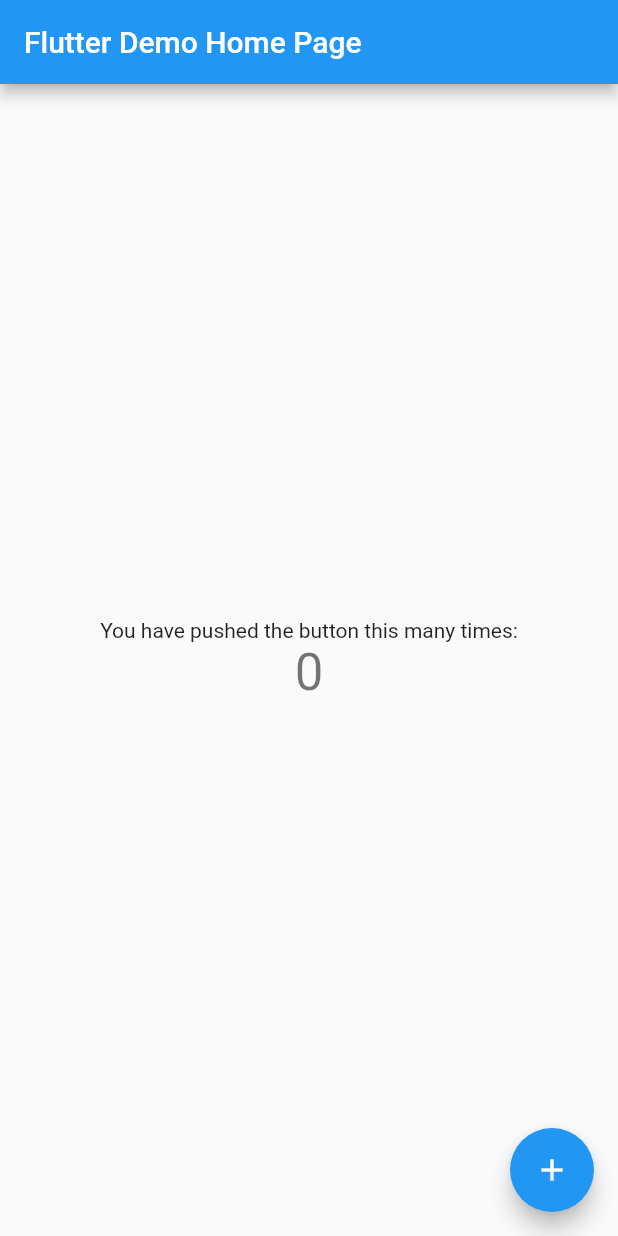
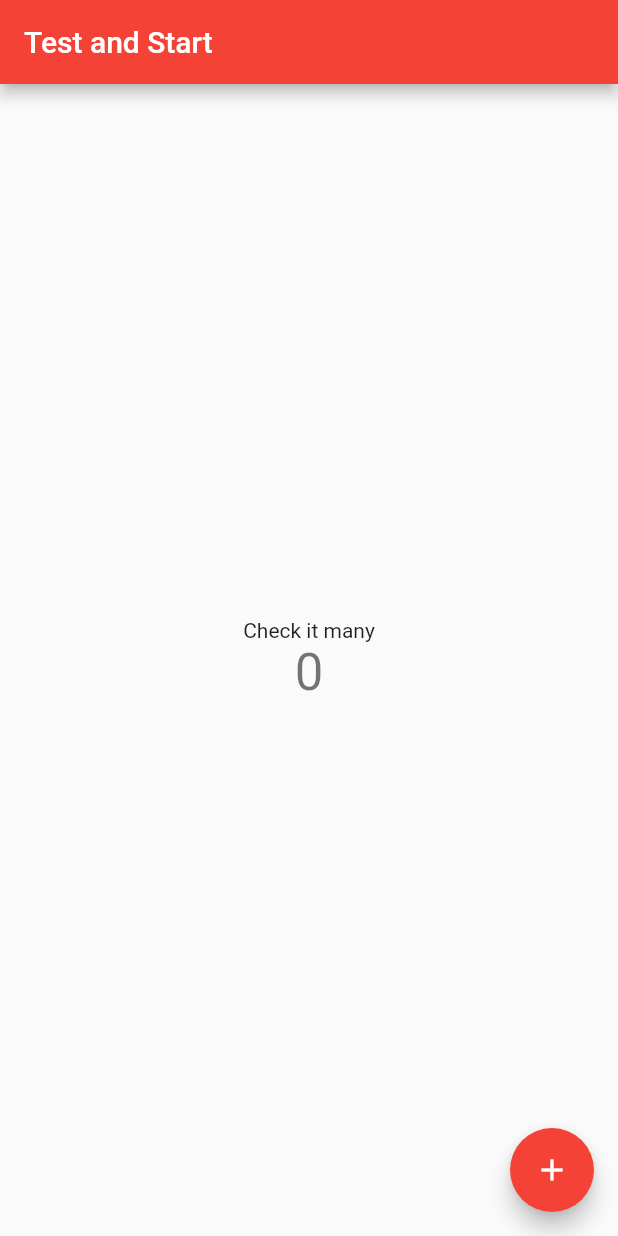
Before and after one commit to MKarimi21/FlutterDartCourse-Seraj, a Flutter app: the screen it shows after launch, on a phone screen of 412 x 824 dp. Run offline on Flutter 3.47's test engine with Material 2 defaults, Android fonts, the phone set to English and light mode, and no system bars.

Commit message:
Finally run app by many hardstone :(

```diff
--- a/section05rev02/lib/main.dart
+++ b/section05rev02/lib/main.dart
@@ -11,7 +11,7 @@ class MyApp extends StatelessWidget {
     @override
     Widget build(BuildContext context) {
         return MaterialApp(
-            title: 'Flutter Demo',
+            title: 'Test App',
             theme: ThemeData(
                 // This is the theme of your application.
                 //
@@ -22,9 +22,9 @@ class MyApp extends StatelessWidget {
                 // or simply save your changes to "hot reload" in a Flutter IDE).
                 // Notice that the counter didn't reset back to zero; the application
                 // is not restarted.
-                primarySwatch: Colors.blue,
+                primarySwatch: Colors.red,
             ),
-            home: const MyHomePage(title: 'Flutter Demo Home Page'),
+            home: const MyHomePage(title: 'Test and Start'),
         );
     }
 }
@@ -96,7 +96,7 @@ class _MyHomePageState extends State<MyHomePage> {
                     mainAxisAlignment: MainAxisAlignment.center,
                     children: <Widget>[
                         const Text(
-                            'You have pushed the button this many times:',
+                            'Check it many',
                         ),
                         Text(
                             '$_counter',
```
